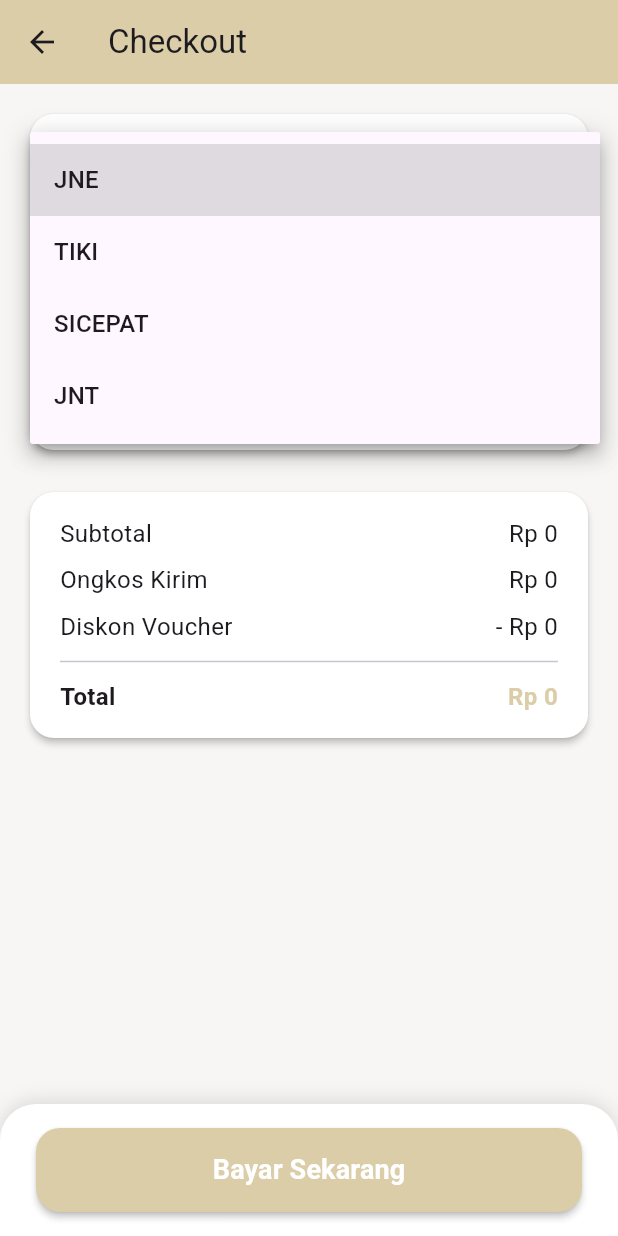
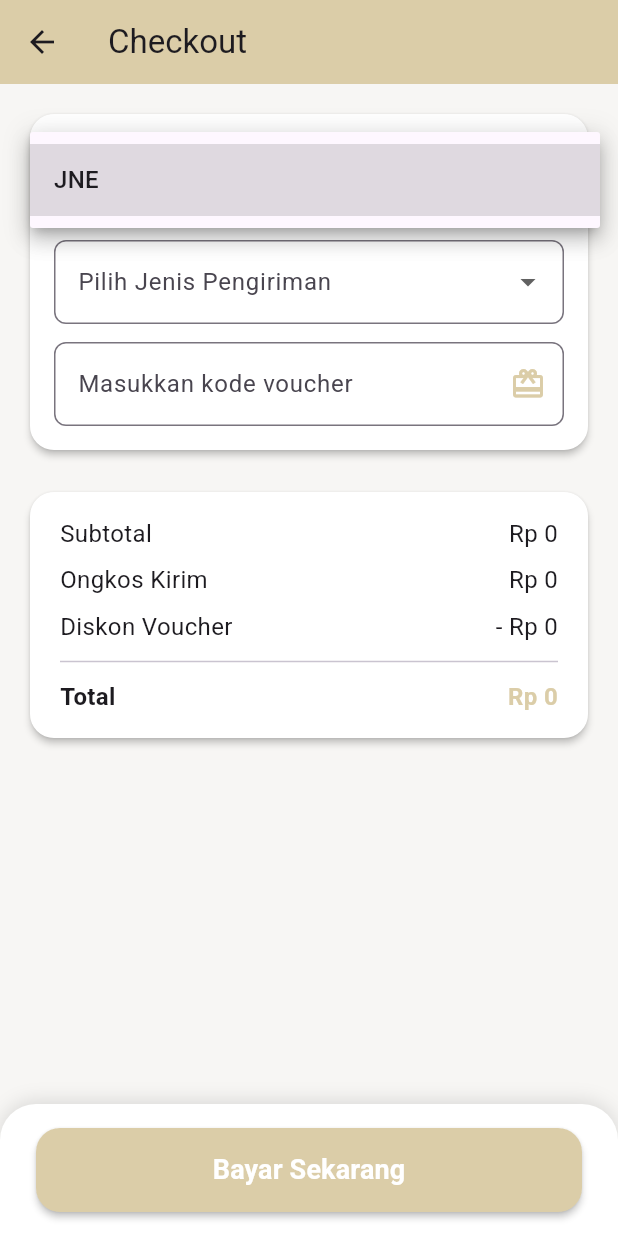
Before and after one commit to okiramadhan/angeliquee--fix, a Flutter app: the CheckoutPage screen opened by its route, after a tap on "Pilih Jasa Kirim", on a phone screen of 412 x 824 dp. Run offline on Flutter 3.47's test engine with Material 3 defaults, Android fonts, the light colour scheme and no system bars; our stand-ins replace dots_indicator, flutter_map, geocoding, geolocator, get, latlong2 and 2 more; accounts and stored records are empty; network calls fail.

Commit message:
update saturday

```diff
--- a/lib/controllers/cart_controller.dart
+++ b/lib/controllers/cart_controller.dart
@@ -22,7 +22,7 @@
     );
 
     if (response.statusCode == 200 || response.statusCode == 201) {
-      Get.snackbar("Berhasil", "Produk ditambahkan ke keranjang server");
+      Get.snackbar("Berhasil", "Produk ditambahkan");
     } else {
       Get.snackbar("Gagal", "Gagal tambah ke server: ${response.bodyString}");
     }
--- a/lib/pages/payment/checkout_page.dart
+++ b/lib/pages/payment/checkout_page.dart
@@ -18,10 +18,17 @@
   String? selectedService;
   TextEditingController voucherController = TextEditingController();
 
-  final List<String> courierOptions = ['jne', 'tiki', 'sicepat', 'jnt'];
-  final List<String> serviceOptions = ['REG', 'YES', 'ONS'];
+  final List<String> courierOptions = ['jne'];
+  final List<String> serviceOptions = ['REG'];
 
   final RxBool isLoading = false.obs;
+  final RxInt shippingCost = 0.obs;
+  final RxInt voucherDiscount = 0.obs;
+  final RxInt total = 0.obs;
+
+  final Map<String, Map<String, int>> shippingRates = {
+    'jne': {'REG': 140000},
+  };
 
   @override
   Widget build(BuildContext context) {
@@ -33,9 +40,8 @@
     final locationController = Get.find<LocationController>();
     final checkoutController = Get.find<CheckoutController>();
 
-    int shippingCost = 0;
-    int voucherDiscount = 0;
-    int total = cartController.totalAmount + shippingCost - voucherDiscount;
+    total.value =
+        cartController.totalAmount + shippingCost.value - voucherDiscount.value;
 
     return Scaffold(
       appBar: AppBar(
@@ -50,10 +56,9 @@
                 padding: const EdgeInsets.all(16),
                 child: Column(
                   children: [
-                    _buildShippingCard(),
+                    _buildShippingCard(cartController),
                     SizedBox(height: 20),
-                    _buildSummaryCard(
-                        cartController, shippingCost, voucherDiscount, total),
+                    _buildSummaryCard(cartController),
                   ],
                 ),
               ),
@@ -72,7 +77,7 @@
     );
   }
 
-  Widget _buildShippingCard() {
+  Widget _buildShippingCard(CartController cartController) {
     return Card(
       color: Colors.white,
       elevation: 2,
@@ -92,7 +97,12 @@
                   .map((e) =>
                       DropdownMenuItem(value: e, child: Text(e.toUpperCase())))
                   .toList(),
-              onChanged: (value) => setState(() => selectedCourier = value),
+              onChanged: (value) {
+                setState(() {
+                  selectedCourier = value;
+                  _updateShipping(cartController);
+                });
+              },
             ),
             SizedBox(height: 12),
             DropdownButtonFormField<String>(
@@ -105,7 +115,12 @@
               items: serviceOptions
                   .map((e) => DropdownMenuItem(value: e, child: Text(e)))
                   .toList(),
-              onChanged: (value) => setState(() => selectedService = value),
+              onChanged: (value) {
+                setState(() {
+                  selectedService = value;
+                  _updateShipping(cartController);
+                });
+              },
             ),
             SizedBox(height: 12),
             TextField(
@@ -117,6 +132,13 @@
                 suffixIcon:
                     Icon(Icons.card_giftcard, color: AppColors.mainColor),
               ),
+              onChanged: (value) {
+                voucherDiscount.value =
+                    value.trim().toLowerCase() == "diskon5" ? 5000 : 0;
+                total.value = cartController.totalAmount +
+                    shippingCost.value -
+                    voucherDiscount.value;
+              },
             ),
           ],
         ),
@@ -124,28 +146,38 @@
     );
   }
 
-  Widget _buildSummaryCard(CartController cartController, int shippingCost,
-      int voucherDiscount, int total) {
-    return Card(
+  void _updateShipping(CartController cartController) {
+    if (selectedCourier != null && selectedService != null) {
+      final cost = shippingRates[selectedCourier!]?[selectedService!] ?? 0;
+      shippingCost.value = cost;
+      total.value = cartController.totalAmount +
+          shippingCost.value -
+          voucherDiscount.value;
+    }
+  }
+
+  Widget _buildSummaryCard(CartController cartController) {
+    return Obx(() => Card(
           color: Colors.white,
           elevation: 2,
-      shape: RoundedRectangleBorder(borderRadius: BorderRadius.circular(16)),
+          shape:
+              RoundedRectangleBorder(borderRadius: BorderRadius.circular(16)),
           child: Padding(
             padding: const EdgeInsets.symmetric(vertical: 16, horizontal: 20),
             child: Column(
               children: [
                 _checkoutRow("Subtotal", "Rp ${cartController.totalAmount}"),
                 SizedBox(height: 8),
-            _checkoutRow("Ongkos Kirim", "Rp $shippingCost"),
+                _checkoutRow("Ongkos Kirim", "Rp ${shippingCost.value}"),
                 SizedBox(height: 8),
-            _checkoutRow("Diskon Voucher", "- Rp $voucherDiscount"),
+                _checkoutRow("Diskon Voucher", "- Rp ${voucherDiscount.value}"),
                 Divider(thickness: 1, height: 24),
-            _checkoutRow("Total", "Rp $total",
+                _checkoutRow("Total", "Rp ${total.value}",
                     isBold: true, valueColor: AppColors.mainColor),
               ],
             ),
           ),
-    );
+        ));
   }
 
   Widget _buildBottomButton(
```
Lines whose indentation alone changed are shown as unchanged.
